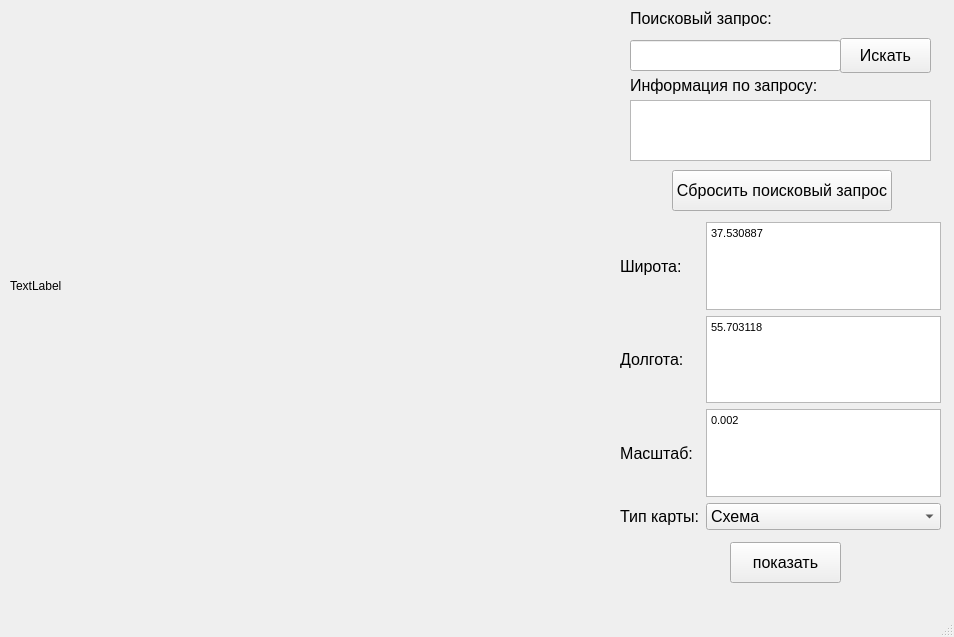
Old version of the form 1.ui in the repository MinusOne-1/MapsAPI.
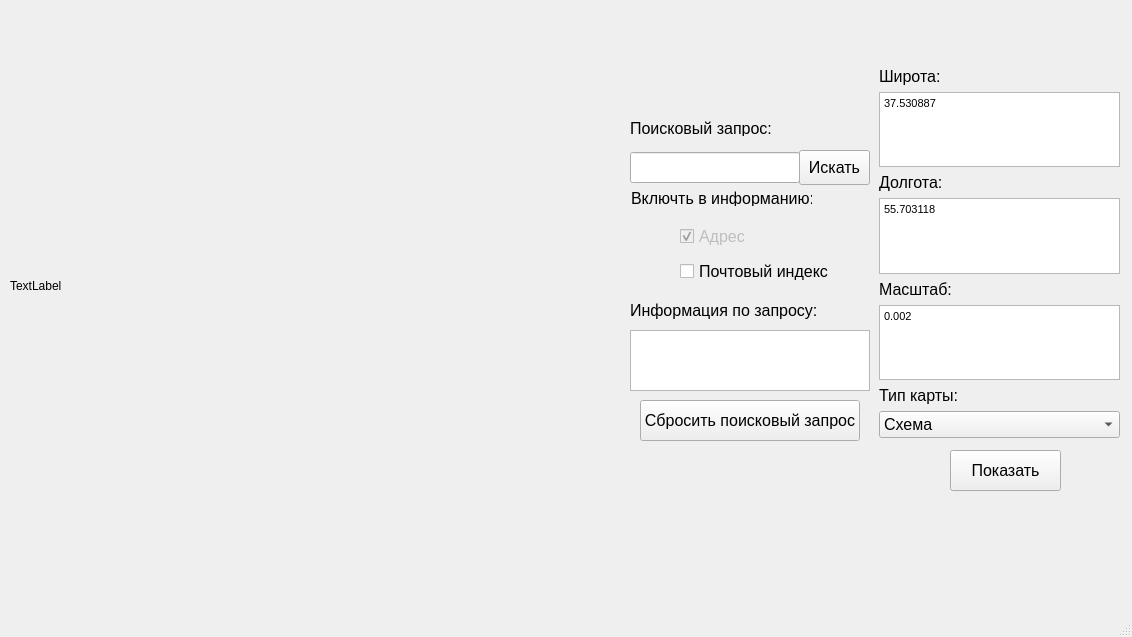
New version of the form.

Commit message:
Обновление оконной формы
+ Добавление чекбоксов, которые отображают то, что будет показано в поле ввода
+Поменял расположение объектов, чтобы всё умещалось

What changed in the file:
```diff
--- a/1.ui
+++ b/1.ui
@@ -6,7 +6,7 @@
    <rect>
     <x>0</x>
     <y>0</y>
-    <width>954</width>
+    <width>1132</width>
     <height>637</height>
    </rect>
   </property>
@@ -19,7 +19,7 @@
      <rect>
       <x>10</x>
       <y>10</y>
-      <width>661</width>
+      <width>601</width>
       <height>551</height>
      </rect>
     </property>
@@ -31,8 +31,8 @@
     <property name="geometry">
      <rect>
       <x>630</x>
-      <y>40</y>
-      <width>211</width>
+      <y>152</y>
+      <width>170</width>
       <height>31</height>
      </rect>
     </property>
@@ -45,10 +45,10 @@
    <widget class="QWidget" name="gridLayoutWidget">
     <property name="geometry">
      <rect>
-      <x>620</x>
-      <y>222</y>
-      <width>321</width>
-      <height>308</height>
+      <x>879</x>
+      <y>67</y>
+      <width>241</width>
+      <height>371</height>
      </rect>
     </property>
     <property name="font">
@@ -57,7 +57,7 @@
      </font>
     </property>
     <layout class="QGridLayout" name="gridLayout">
-     <item row="3" column="0">
+     <item row="5" column="1">
       <widget class="QLabel" name="label_3">
        <property name="font">
         <font>
@@ -69,7 +69,50 @@
        </property>
       </widget>
      </item>
-     <item row="4" column="1">
+     <item row="2" column="1">
+      <widget class="QLabel" name="label_2">
+       <property name="font">
+        <font>
+         <pointsize>12</pointsize>
+        </font>
+       </property>
+       <property name="text">
+        <string>Долгота:</string>
+       </property>
+      </widget>
+     </item>
+     <item row="3" column="1">
+      <widget class="QTextEdit" name="edit_y">
+       <property name="font">
+        <font>
+         <pointsize>12</pointsize>
+        </font>
+       </property>
+       <property name="html">
+        <string>&lt;!DOCTYPE HTML PUBLIC &quot;-//W3C//DTD HTML 4.0//EN&quot; &quot;http://www.w3.org/TR/REC-html40/strict.dtd&quot;&gt;
+&lt;html&gt;&lt;head&gt;&lt;meta name=&quot;qrichtext&quot; content=&quot;1&quot; /&gt;&lt;style type=&quot;text/css&quot;&gt;
+p, li { white-space: pre-wrap; }
+&lt;/style&gt;&lt;/head&gt;&lt;body style=&quot; font-family:'MS Shell Dlg 2'; font-size:12pt; font-weight:400; font-style:normal;&quot;&gt;
+&lt;p style=&quot; margin-top:0px; margin-bottom:0px; margin-left:0px; margin-right:0px; -qt-block-indent:0; text-indent:0px;&quot;&gt;&lt;span style=&quot; font-size:8.25pt;&quot;&gt;55.703118&lt;/span&gt;&lt;/p&gt;&lt;/body&gt;&lt;/html&gt;</string>
+       </property>
+       <property name="placeholderText">
+        <string>55.703118</string>
+       </property>
+      </widget>
+     </item>
+     <item row="0" column="1">
+      <widget class="QLabel" name="label">
+       <property name="font">
+        <font>
+         <pointsize>12</pointsize>
+        </font>
+       </property>
+       <property name="text">
+        <string>Широта:</string>
+       </property>
+      </widget>
+     </item>
+     <item row="8" column="1">
       <widget class="QComboBox" name="layer">
        <property name="font">
         <font>
@@ -96,62 +139,7 @@
        </item>
       </widget>
      </item>
-     <item row="4" column="0">
-      <widget class="QLabel" name="label_4">
-       <property name="font">
-        <font>
-         <pointsize>12</pointsize>
-        </font>
-       </property>
-       <property name="text">
-        <string>Тип карты:</string>
-       </property>
-      </widget>
-     </item>
-     <item row="0" column="0">
-      <widget class="QLabel" name="label">
-       <property name="font">
-        <font>
-         <pointsize>12</pointsize>
-        </font>
-       </property>
-       <property name="text">
-        <string>Широта:</string>
-       </property>
-      </widget>
-     </item>
-     <item row="1" column="1">
-      <widget class="QTextEdit" name="edit_y">
-       <property name="font">
-        <font>
-         <pointsize>12</pointsize>
-        </font>
-       </property>
-       <property name="html">
-        <string>&lt;!DOCTYPE HTML PUBLIC &quot;-//W3C//DTD HTML 4.0//EN&quot; &quot;http://www.w3.org/TR/REC-html40/strict.dtd&quot;&gt;
-&lt;html&gt;&lt;head&gt;&lt;meta name=&quot;qrichtext&quot; content=&quot;1&quot; /&gt;&lt;style type=&quot;text/css&quot;&gt;
-p, li { white-space: pre-wrap; }
-&lt;/style&gt;&lt;/head&gt;&lt;body style=&quot; font-family:'MS Shell Dlg 2'; font-size:12pt; font-weight:400; font-style:normal;&quot;&gt;
-&lt;p style=&quot; margin-top:0px; margin-bottom:0px; margin-left:0px; margin-right:0px; -qt-block-indent:0; text-indent:0px;&quot;&gt;&lt;span style=&quot; font-size:8.25pt;&quot;&gt;55.703118&lt;/span&gt;&lt;/p&gt;&lt;/body&gt;&lt;/html&gt;</string>
-       </property>
-       <property name="placeholderText">
-        <string>55.703118</string>
-       </property>
-      </widget>
-     </item>
-     <item row="1" column="0">
-      <widget class="QLabel" name="label_2">
-       <property name="font">
-        <font>
-         <pointsize>12</pointsize>
-        </font>
-       </property>
-       <property name="text">
-        <string>Долгота:</string>
-       </property>
-      </widget>
-     </item>
-     <item row="3" column="1">
+     <item row="6" column="1">
       <widget class="QTextEdit" name="mashtab">
        <property name="font">
         <font>
@@ -170,7 +158,7 @@
        </property>
       </widget>
      </item>
-     <item row="0" column="1">
+     <item row="1" column="1">
       <widget class="QTextEdit" name="edit_x">
        <property name="font">
         <font>
@@ -189,14 +177,26 @@
        </property>
       </widget>
      </item>
+     <item row="7" column="1">
+      <widget class="QLabel" name="label_4">
+       <property name="font">
+        <font>
+         <pointsize>12</pointsize>
+        </font>
+       </property>
+       <property name="text">
+        <string>Тип карты:</string>
+       </property>
+      </widget>
+     </item>
     </layout>
    </widget>
    <widget class="QPushButton" name="pushButton_2">
     <property name="geometry">
      <rect>
-      <x>840</x>
-      <y>38</y>
-      <width>91</width>
+      <x>799</x>
+      <y>150</y>
+      <width>71</width>
       <height>35</height>
      </rect>
     </property>
@@ -213,7 +213,7 @@
     <property name="geometry">
      <rect>
       <x>630</x>
-      <y>10</y>
+      <y>120</y>
       <width>151</width>
       <height>16</height>
      </rect>
@@ -230,8 +230,8 @@
    <widget class="QPushButton" name="pushButton">
     <property name="geometry">
      <rect>
-      <x>730</x>
-      <y>542</y>
+      <x>950</x>
+      <y>450</y>
       <width>111</width>
       <height>41</height>
      </rect>
@@ -242,14 +242,14 @@
      </font>
     </property>
     <property name="text">
-     <string>показать</string>
+     <string>Показать</string>
     </property>
    </widget>
    <widget class="QPushButton" name="del_ask">
     <property name="geometry">
      <rect>
-      <x>672</x>
-      <y>170</y>
+      <x>640</x>
+      <y>400</y>
       <width>220</width>
       <height>41</height>
      </rect>
@@ -267,8 +267,8 @@
     <property name="geometry">
      <rect>
       <x>630</x>
-      <y>100</y>
-      <width>301</width>
+      <y>330</y>
+      <width>240</width>
       <height>61</height>
      </rect>
     </property>
@@ -277,8 +277,8 @@
     <property name="geometry">
      <rect>
       <x>630</x>
-      <y>75</y>
-      <width>191</width>
+      <y>300</y>
+      <width>210</width>
       <height>21</height>
      </rect>
     </property>
@@ -291,6 +291,69 @@
      <string>Информация по запросу:</string>
     </property>
    </widget>
+   <widget class="QLabel" name="label_5">
+    <property name="geometry">
+     <rect>
+      <x>631</x>
+      <y>190</y>
+      <width>181</width>
+      <height>16</height>
+     </rect>
+    </property>
+    <property name="font">
+     <font>
+      <pointsize>12</pointsize>
+     </font>
+    </property>
+    <property name="text">
+     <string>Включть в информанию:</string>
+    </property>
+   </widget>
+   <widget class="QWidget" name="verticalLayoutWidget">
+    <property name="geometry">
+     <rect>
+      <x>680</x>
+      <y>220</y>
+      <width>154</width>
+      <height>70</height>
+     </rect>
+    </property>
+    <property name="font">
+     <font>
+      <pointsize>12</pointsize>
+     </font>
+    </property>
+    <layout class="QVBoxLayout" name="verticalLayout">
+     <item>
+      <widget class="QCheckBox" name="checkBox_2">
+       <property name="enabled">
+        <bool>false</bool>
+       </property>
+       <property name="text">
+        <string>Адрес</string>
+       </property>
+       <property name="checked">
+        <bool>true</bool>
+       </property>
+       <property name="tristate">
+        <bool>false</bool>
+       </property>
+      </widget>
+     </item>
+     <item>
+      <widget class="QCheckBox" name="checkBox">
+       <property name="font">
+        <font>
+         <pointsize>12</pointsize>
+        </font>
+       </property>
+       <property name="text">
+        <string>Почтовый индекс</string>
+       </property>
+      </widget>
+     </item>
+    </layout>
+   </widget>
   </widget>
   <widget class="QMenuBar" name="menubar">
    <property name="geometry">
```
Left out of the diff: 2 changed lines with no effect on the pictures.
